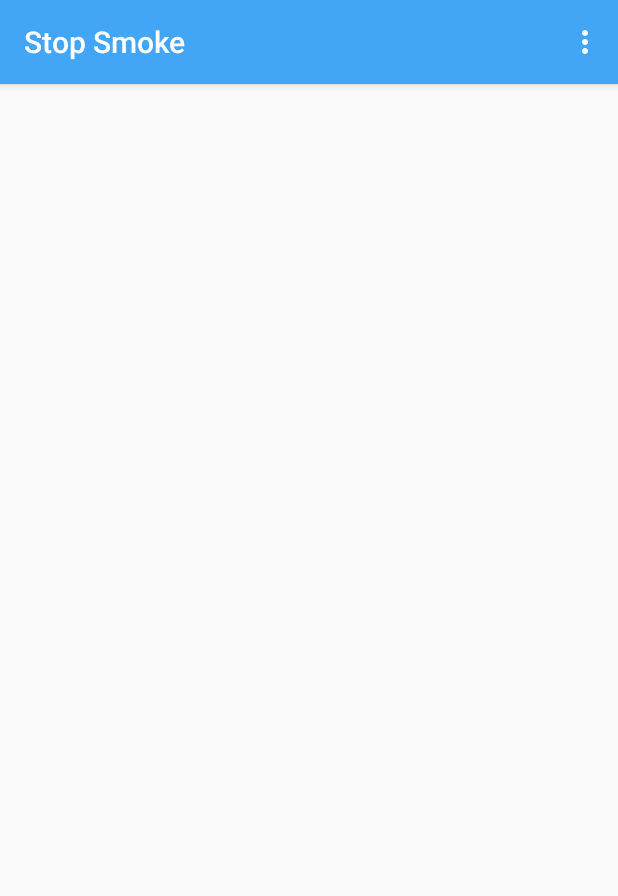
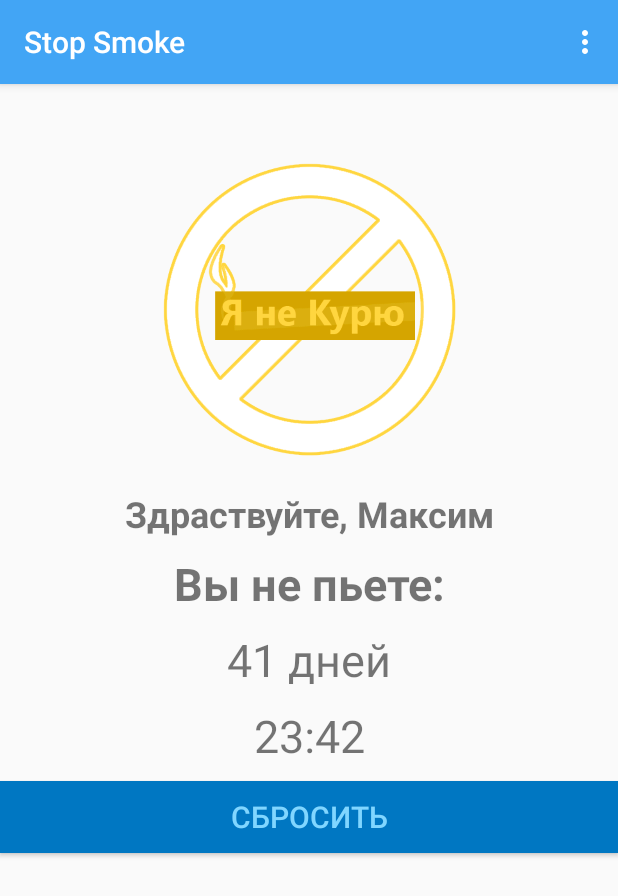
Before and after one commit to Flop88/Stop-Smoke, an Android app: the MainActivity screen opened directly, with no data from a screen before it, on a phone screen of 412 x 824 dp. Shown: the top 896 px of the screen. Run offline under Robolectric (Android 15) with nearby library versions, the light colour scheme and no system bars; our stand-ins replace Firebase (no records; nobody signed in at launch, a user with empty details on screens opened directly).

Commit message:
Create markup for main activity

```diff
--- a/app/src/main/res/layout/activity_main.xml
+++ b/app/src/main/res/layout/activity_main.xml
@@ -1,9 +1,60 @@
 <?xml version="1.0" encoding="utf-8"?>
-<androidx.constraintlayout.widget.ConstraintLayout xmlns:android="http://schemas.android.com/apk/res/android"
+<LinearLayout xmlns:android="http://schemas.android.com/apk/res/android"
     xmlns:app="http://schemas.android.com/apk/res-auto"
     xmlns:tools="http://schemas.android.com/tools"
     android:layout_width="match_parent"
     android:layout_height="match_parent"
+    android:orientation="vertical"
     tools:context=".Activities.MainActivity">
 
-</androidx.constraintlayout.widget.ConstraintLayout>
+    <ImageView
+        android:layout_width="200dp"
+        android:layout_height="200dp"
+        android:layout_gravity="center_horizontal"
+        android:src="@drawable/logo"
+        android:layout_marginTop="50dp" />
+
+    <TextView
+        android:layout_width="match_parent"
+        android:layout_height="wrap_content"
+        android:id="@+id/nameTextView"
+        android:gravity="center"
+        android:layout_marginTop="20dp"
+        android:text="Здраствуйте, Максим"
+        android:textSize="24sp"
+        android:textStyle="bold" />
+    <TextView
+        android:layout_width="match_parent"
+        android:layout_height="wrap_content"
+        android:gravity="center"
+        android:layout_marginTop="10dp"
+        android:text="Вы не пьете:"
+        android:textSize="30sp"
+        android:textStyle="bold" />
+    <TextView
+        android:layout_width="match_parent"
+        android:layout_height="wrap_content"
+        android:id="@+id/daysTextView"
+        android:gravity="center"
+        android:layout_marginTop="10dp"
+        android:text="41 дней"
+        android:textSize="30sp" />
+    <TextView
+        android:layout_width="match_parent"
+        android:layout_height="wrap_content"
+        android:id="@+id/timeTextView"
+        android:gravity="center"
+        android:layout_marginTop="10dp"
+        android:text="23:42"
+        android:textSize="30sp" />
+
+    <Button
+        android:layout_width="match_parent"
+        android:layout_height="wrap_content"
+        android:id="@+id/resetTimeButton"
+        android:layout_marginTop="10dp"
+        android:text="Сбросить"
+        style="@style/ButtonStyle" />
+
+
+</LinearLayout>
```
Also changed, not shown: app/src/main/java/ru/mvlikhachev/stopsmoke/Activities/LoginActivity.kt (+3 -26 lines), app/src/main/java/ru/mvlikhachev/stopsmoke/Activities/MainActivity.kt (+0 -12 lines), app/src/main/res/layout/activity_login.xml (+0 -17 lines).
